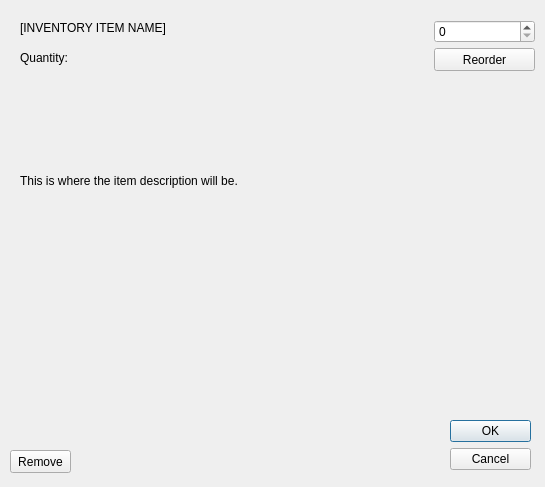
Before: the Qt Designer form InventoryDialog.ui in jordynmarlow/SoftwareEngineering, drawn with Qt 5.
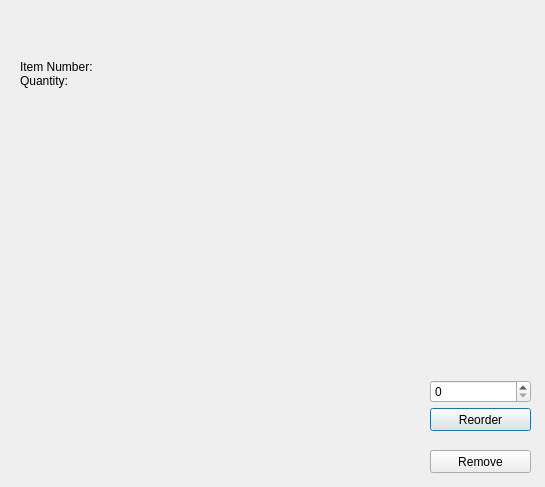
After: the same form once the commit is applied.

Commit message: Designed Inventory Dialog

```diff
--- a/InventoryDialog.ui
+++ b/InventoryDialog.ui
@@ -13,53 +13,43 @@
   <property name="windowTitle">
    <string>Dialog</string>
   </property>
-  <widget class="QDialogButtonBox" name="buttonBox">
-   <property name="geometry">
-    <rect>
-     <x>450</x>
-     <y>420</y>
-     <width>81</width>
-     <height>51</height>
-    </rect>
-   </property>
-   <property name="orientation">
-    <enum>Qt::Vertical</enum>
-   </property>
-   <property name="standardButtons">
-    <set>QDialogButtonBox::Cancel|QDialogButtonBox::Ok</set>
-   </property>
-  </widget>
-  <widget class="QLabel" name="label">
+  <widget class="QLabel" name="name_lbl">
    <property name="geometry">
     <rect>
      <x>20</x>
      <y>20</y>
-     <width>221</width>
-     <height>16</height>
+     <width>501</width>
+     <height>21</height>
     </rect>
    </property>
    <property name="text">
-    <string>[INVENTORY ITEM NAME]</string>
+    <string/>
    </property>
   </widget>
   <widget class="QLabel" name="label_2">
    <property name="geometry">
     <rect>
      <x>20</x>
-     <y>110</y>
-     <width>221</width>
-     <height>141</height>
+     <y>120</y>
+     <width>381</width>
+     <height>321</height>
     </rect>
    </property>
    <property name="text">
-    <string>This is where the item description will be.</string>
+    <string/>
+   </property>
+   <property name="alignment">
+    <set>Qt::AlignLeading|Qt::AlignLeft|Qt::AlignTop</set>
+   </property>
+   <property name="wordWrap">
+    <bool>true</bool>
    </property>
   </widget>
   <widget class="QPushButton" name="pushButton">
    <property name="geometry">
     <rect>
-     <x>434</x>
-     <y>48</y>
+     <x>430</x>
+     <y>408</y>
      <width>101</width>
      <height>23</height>
     </rect>
@@ -71,8 +61,8 @@
   <widget class="QSpinBox" name="spinBox">
    <property name="geometry">
     <rect>
-     <x>434</x>
-     <y>20</y>
+     <x>430</x>
+     <y>380</y>
      <width>101</width>
      <height>23</height>
     </rect>
@@ -82,21 +72,27 @@
    <property name="geometry">
     <rect>
      <x>20</x>
-     <y>50</y>
-     <width>51</width>
-     <height>16</height>
+     <y>60</y>
+     <width>91</width>
+     <height>41</height>
     </rect>
    </property>
    <property name="text">
-    <string>Quantity:</string>
+    <string>Item Number: Quantity:  </string>
+   </property>
+   <property name="alignment">
+    <set>Qt::AlignLeading|Qt::AlignLeft|Qt::AlignTop</set>
+   </property>
+   <property name="wordWrap">
+    <bool>true</bool>
    </property>
   </widget>
   <widget class="QPushButton" name="pushButton_2">
    <property name="geometry">
     <rect>
-     <x>10</x>
+     <x>430</x>
      <y>450</y>
-     <width>61</width>
+     <width>101</width>
      <height>23</height>
     </rect>
    </property>
```
Left out of the diff: 65 changed lines with no effect on the pictures. The commit also changes 3 other files.
